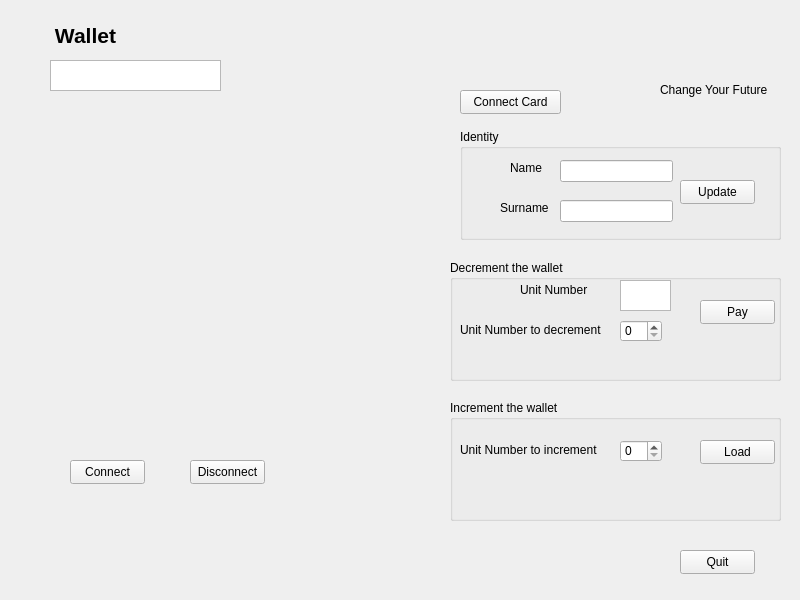
Qt form mainwindow.ui (AubinSeptier/mifare_wallet) before a commit.
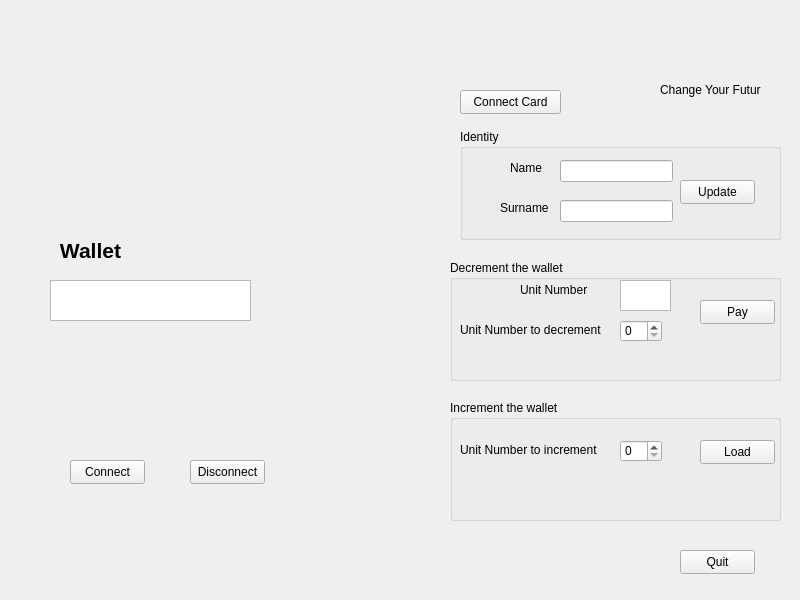
The same form after that commit. Icons and pictures are not drawn.

Commit message: feat: reworked UI

```diff
--- a/mainwindow.ui
+++ b/mainwindow.ui
@@ -2,6 +2,9 @@
 <ui version="4.0">
  <class>MainWindow</class>
  <widget class="QWidget" name="MainWindow">
+  <property name="enabled">
+   <bool>true</bool>
+  </property>
   <property name="geometry">
    <rect>
     <x>0</x>
@@ -236,11 +239,14 @@
    <property name="geometry">
     <rect>
      <x>50</x>
-     <y>20</y>
-     <width>71</width>
-     <height>31</height>
+     <y>230</y>
+     <width>81</width>
+     <height>41</height>
     </rect>
    </property>
+   <property name="styleSheet">
+    <string notr="true">font: 10pt &quot;MS Shell Dlg 2&quot;;</string>
+   </property>
    <property name="text">
     <string>&lt;html&gt;&lt;head/&gt;&lt;body&gt;&lt;p align=&quot;center&quot;&gt;&lt;span style=&quot; font-size:16pt; font-weight:700;&quot;&gt;Wallet&lt;/span&gt;&lt;/p&gt;&lt;/body&gt;&lt;/html&gt;</string>
    </property>
@@ -258,28 +264,12 @@
     <string>Quit</string>
    </property>
   </widget>
-  <widget class="QLabel" name="label">
-   <property name="geometry">
-    <rect>
-     <x>660</x>
-     <y>10</y>
-     <width>131</width>
-     <height>81</height>
-    </rect>
-   </property>
-   <property name="text">
-    <string/>
-   </property>
-   <property name="pixmap">
-    <pixmap>assets/Odalid_Logo_120x60.jpg</pixmap>
-   </property>
-  </widget>
   <widget class="QLabel" name="label_2">
    <property name="geometry">
     <rect>
      <x>660</x>
      <y>80</y>
-     <width>111</width>
+     <width>101</width>
      <height>20</height>
     </rect>
    </property>
@@ -291,9 +281,9 @@
    <property name="geometry">
     <rect>
      <x>50</x>
-     <y>60</y>
-     <width>171</width>
-     <height>31</height>
+     <y>280</y>
+     <width>201</width>
+     <height>41</height>
     </rect>
    </property>
   </widget>
@@ -315,8 +305,8 @@
     <rect>
      <x>50</x>
      <y>530</y>
-     <width>211</width>
-     <height>20</height>
+     <width>251</width>
+     <height>41</height>
     </rect>
    </property>
    <property name="styleSheet">
@@ -326,6 +316,36 @@
     <string/>
    </property>
   </widget>
+  <widget class="QLabel" name="logo">
+   <property name="enabled">
+    <bool>true</bool>
+   </property>
+   <property name="geometry">
+    <rect>
+     <x>650</x>
+     <y>20</y>
+     <width>121</width>
+     <height>61</height>
+    </rect>
+   </property>
+   <property name="text">
+    <string/>
+   </property>
+  </widget>
+  <widget class="QLabel" name="mifare">
+   <property name="geometry">
+    <rect>
+     <x>50</x>
+     <y>30</y>
+     <width>371</width>
+     <height>191</height>
+    </rect>
+   </property>
+   <property name="text">
+    <string/>
+   </property>
+  </widget>
+  <zorder>mifare</zorder>
   <zorder>incrementBox</zorder>
   <zorder>decrementBox</zorder>
   <zorder>identityBox</zorder>
```
Left out of the diff: 2 changed lines with no effect on the pictures. The commit also changes 4 other files.
